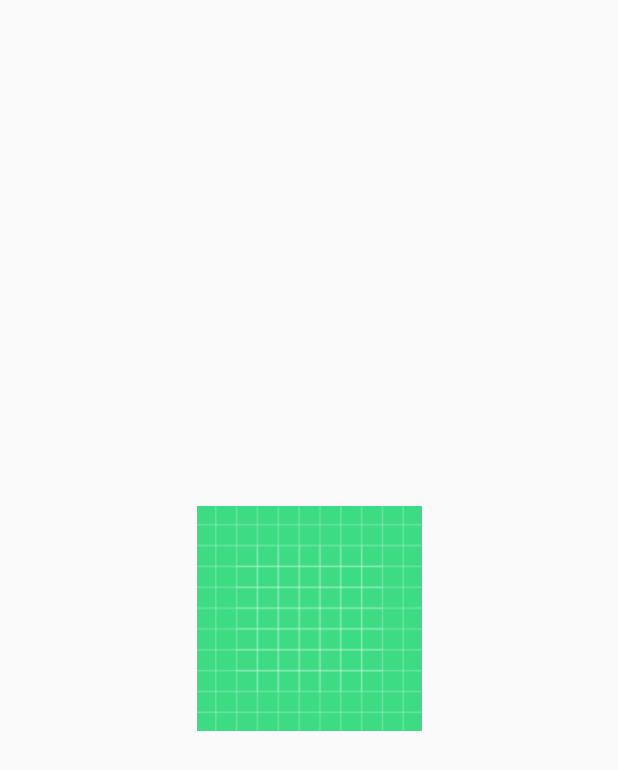
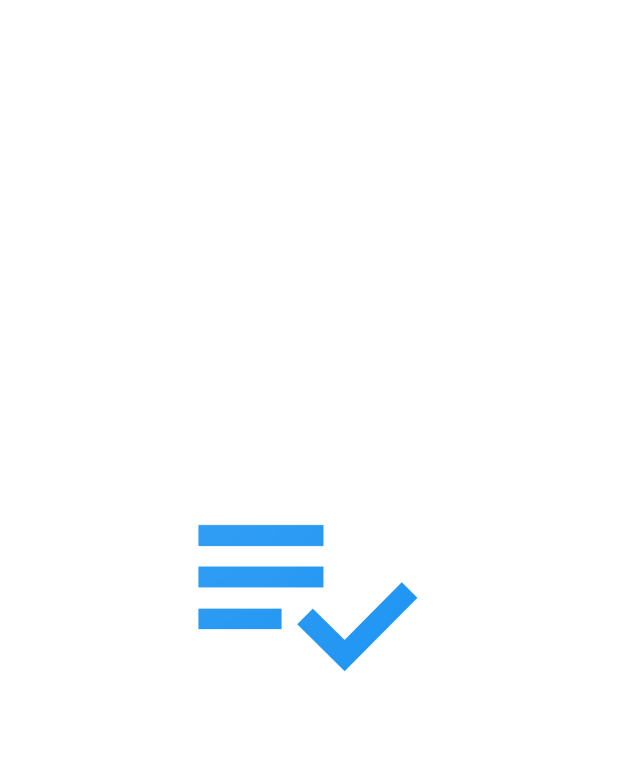
Before and after one commit to XluizXemilX/TaskManager, an Android app: the screen it shows after launch (SplashScreen), on a phone screen of 412 x 824 dp. Shown: the top 770 px of the screen. Run offline under Robolectric (Android 15) with nearby library versions, the phone set to English and light mode, and no system bars.

Commit message:
change in app icons and add polar bear

```diff
--- a/Application/app/src/main/res/layout/activity_register.xml
+++ b/Application/app/src/main/res/layout/activity_register.xml
@@ -109,13 +109,13 @@
 
     <ImageView
         android:id="@+id/imageView"
-        android:layout_width="wrap_content"
-        android:layout_height="wrap_content"
+        android:layout_width="100dp"
+        android:layout_height="100dp"
         android:layout_marginTop="9dp"
         app:layout_constraintEnd_toEndOf="parent"
         app:layout_constraintHorizontal_bias="0.498"
         app:layout_constraintStart_toStartOf="parent"
         app:layout_constraintTop_toBottomOf="@+id/textView26"
-        app:srcCompat="@drawable/ic_launcher_background" />
+        app:srcCompat="@drawable/polar_bear_logo" />
 
 </androidx.constraintlayout.widget.ConstraintLayout>
--- a/Application/app/src/main/res/layout/activity_splashscreen.xml
+++ b/Application/app/src/main/res/layout/activity_splashscreen.xml
@@ -4,16 +4,20 @@
     xmlns:tools="http://schemas.android.com/tools"
     android:layout_width="match_parent"
     android:layout_height="match_parent"
+    android:layout_gravity="center"
+    android:background="#FFFFFF"
+    android:backgroundTint="#FFFFFF"
     tools:context=".SplashScreen">
 
     <ImageView
         android:id="@+id/ic_logo"
-        android:layout_width="150dp"
-        android:layout_height="150dp"
-        android:src="@drawable/ic_launcher_background"
+        android:layout_width="200dp"
+        android:layout_height="200dp"
         app:layout_constraintBottom_toBottomOf="parent"
-        app:layout_constraintLeft_toLeftOf="parent"
-        app:layout_constraintRight_toRightOf="parent"
-        app:layout_constraintTop_toTopOf="parent" />
-
+        app:layout_constraintEnd_toEndOf="parent"
+        app:layout_constraintHorizontal_bias="0.497"
+        app:layout_constraintStart_toStartOf="parent"
+        app:layout_constraintTop_toTopOf="parent"
+        app:layout_constraintVertical_bias="0.479"
+        app:srcCompat="@drawable/app_logo" />
 </androidx.constraintlayout.widget.ConstraintLayout>
```
Also changed, not shown: Application/app/src/main/res/layout/activity_add_task.xml (+10 -0 lines), Application/app/src/main/res/layout/activity_mainlogin.xml (+5 -5 lines), Application/app/src/main/res/drawable/polar_bear_logo.png (added).
